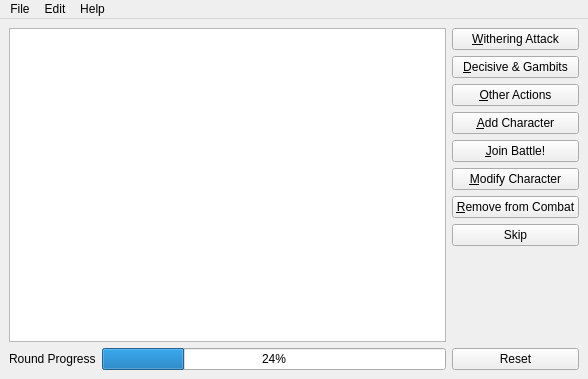
ErikSeguinte/ex-3e-tracker-Python, file lib/main_window.ui: the form before one commit.
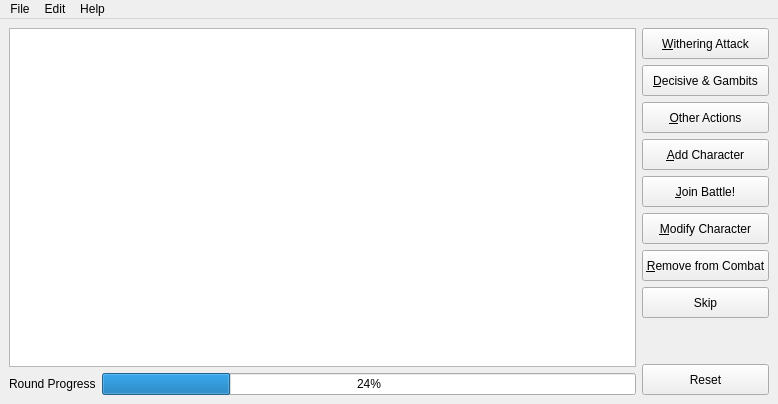
The form after the commit.

Commit message: Added Version, button resize on mac

```diff
--- a/lib/main_window.ui
+++ b/lib/main_window.ui
@@ -6,8 +6,8 @@
    <rect>
     <x>0</x>
     <y>0</y>
-    <width>588</width>
-    <height>379</height>
+    <width>778</width>
+    <height>404</height>
    </rect>
   </property>
   <property name="windowTitle">
@@ -19,6 +19,18 @@
      <layout class="QVBoxLayout" name="verticalLayout_2">
       <item>
        <widget class="QTableView" name="tableView">
+        <property name="sizePolicy">
+         <sizepolicy hsizetype="Expanding" vsizetype="Expanding">
+          <horstretch>0</horstretch>
+          <verstretch>0</verstretch>
+         </sizepolicy>
+        </property>
+        <property name="minimumSize">
+         <size>
+          <width>378</width>
+          <height>328</height>
+         </size>
+        </property>
         <property name="editTriggers">
          <set>QAbstractItemView::NoEditTriggers</set>
         </property>
@@ -28,6 +40,9 @@
         <property name="selectionMode">
          <enum>QAbstractItemView::NoSelection</enum>
         </property>
+        <property name="cornerButtonEnabled">
+         <bool>false</bool>
+        </property>
        </widget>
       </item>
       <item>
@@ -52,8 +67,17 @@
     </item>
     <item>
      <layout class="QVBoxLayout" name="verticalLayout">
+      <property name="sizeConstraint">
+       <enum>QLayout::SetMinimumSize</enum>
+      </property>
       <item>
        <widget class="QPushButton" name="Withering_btn">
+        <property name="sizePolicy">
+         <sizepolicy hsizetype="Preferred" vsizetype="Preferred">
+          <horstretch>0</horstretch>
+          <verstretch>0</verstretch>
+         </sizepolicy>
+        </property>
         <property name="text">
          <string>&amp;Withering Attack</string>
         </property>
@@ -61,6 +85,12 @@
       </item>
       <item>
        <widget class="QPushButton" name="Decisive_btn">
+        <property name="sizePolicy">
+         <sizepolicy hsizetype="Preferred" vsizetype="Preferred">
+          <horstretch>0</horstretch>
+          <verstretch>0</verstretch>
+         </sizepolicy>
+        </property>
         <property name="text">
          <string>&amp;Decisive &amp;&amp; Gambits</string>
         </property>
@@ -68,6 +98,12 @@
       </item>
       <item>
        <widget class="QPushButton" name="other_action_btn">
+        <property name="sizePolicy">
+         <sizepolicy hsizetype="Preferred" vsizetype="Preferred">
+          <horstretch>0</horstretch>
+          <verstretch>0</verstretch>
+         </sizepolicy>
+        </property>
         <property name="text">
          <string>&amp;Other Actions</string>
         </property>
@@ -75,6 +111,12 @@
       </item>
       <item>
        <widget class="QPushButton" name="add_npc_btn">
+        <property name="sizePolicy">
+         <sizepolicy hsizetype="Preferred" vsizetype="Preferred">
+          <horstretch>0</horstretch>
+          <verstretch>0</verstretch>
+         </sizepolicy>
+        </property>
         <property name="text">
          <string>&amp;Add Character</string>
         </property>
@@ -82,6 +124,12 @@
       </item>
       <item>
        <widget class="QPushButton" name="join_battle_btn">
+        <property name="sizePolicy">
+         <sizepolicy hsizetype="Preferred" vsizetype="Preferred">
+          <horstretch>0</horstretch>
+          <verstretch>0</verstretch>
+         </sizepolicy>
+        </property>
         <property name="text">
          <string>&amp;Join Battle!</string>
         </property>
@@ -89,6 +137,12 @@
       </item>
       <item>
        <widget class="QPushButton" name="modify_init_btn">
+        <property name="sizePolicy">
+         <sizepolicy hsizetype="Preferred" vsizetype="Preferred">
+          <horstretch>0</horstretch>
+          <verstretch>0</verstretch>
+         </sizepolicy>
+        </property>
         <property name="text">
          <string>&amp;Modify Character</string>
         </property>
@@ -96,6 +150,12 @@
       </item>
       <item>
        <widget class="QPushButton" name="remove_from_combat_btn">
+        <property name="sizePolicy">
+         <sizepolicy hsizetype="Preferred" vsizetype="Preferred">
+          <horstretch>0</horstretch>
+          <verstretch>0</verstretch>
+         </sizepolicy>
+        </property>
         <property name="text">
          <string>&amp;Remove from Combat</string>
         </property>
@@ -103,6 +163,12 @@
       </item>
       <item>
        <widget class="QPushButton" name="skip_btn">
+        <property name="sizePolicy">
+         <sizepolicy hsizetype="Preferred" vsizetype="Preferred">
+          <horstretch>0</horstretch>
+          <verstretch>0</verstretch>
+         </sizepolicy>
+        </property>
         <property name="toolTip">
          <string>Skip character currently at the top of the initiative.</string>
         </property>
@@ -116,16 +182,25 @@
         <property name="orientation">
          <enum>Qt::Vertical</enum>
         </property>
+        <property name="sizeType">
+         <enum>QSizePolicy::Minimum</enum>
+        </property>
         <property name="sizeHint" stdset="0">
          <size>
           <width>20</width>
-          <height>662</height>
+          <height>40</height>
          </size>
         </property>
        </spacer>
       </item>
       <item>
        <widget class="QPushButton" name="reset_btn">
+        <property name="sizePolicy">
+         <sizepolicy hsizetype="Preferred" vsizetype="Preferred">
+          <horstretch>0</horstretch>
+          <verstretch>0</verstretch>
+         </sizepolicy>
+        </property>
         <property name="toolTip">
          <string>Resets tracker, removing all characters</string>
         </property>
@@ -149,8 +224,8 @@
     <rect>
      <x>0</x>
      <y>0</y>
-     <width>588</width>
-     <height>21</height>
+     <width>778</width>
+     <height>22</height>
     </rect>
    </property>
    <widget class="QMenu" name="menuFile">
```
The commit also changes 3 other files.
